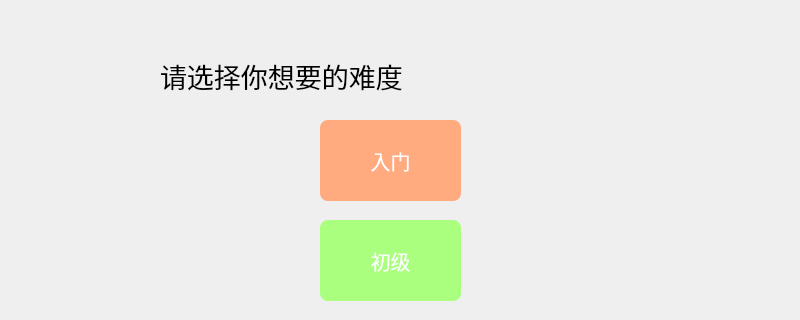
Qt form choose.ui (YTGhost/LLK) before a commit; both pictures show x 0 to 800 and y 0 to 320 of the 800 by 600 pixel window.
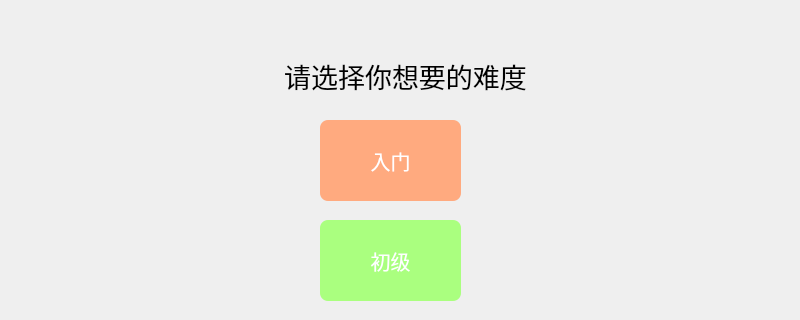
The same form after that commit. Icons and pictures are not drawn.

Diff of the .ui file:
```diff
--- a/choose.ui
+++ b/choose.ui
@@ -46,6 +46,9 @@
    <property name="text">
     <string>请选择你想要的难度</string>
    </property>
+   <property name="alignment">
+    <set>Qt::AlignCenter</set>
+   </property>
   </widget>
   <widget class="QPushButton" name="beginnerBtn">
    <property name="geometry">
```
